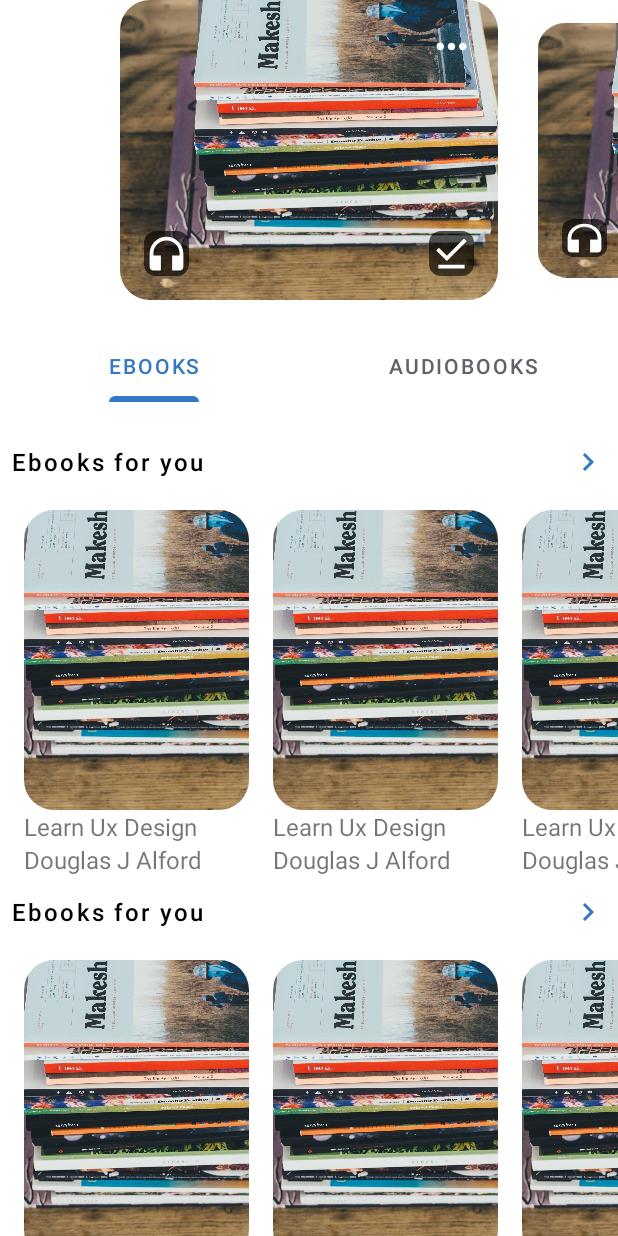
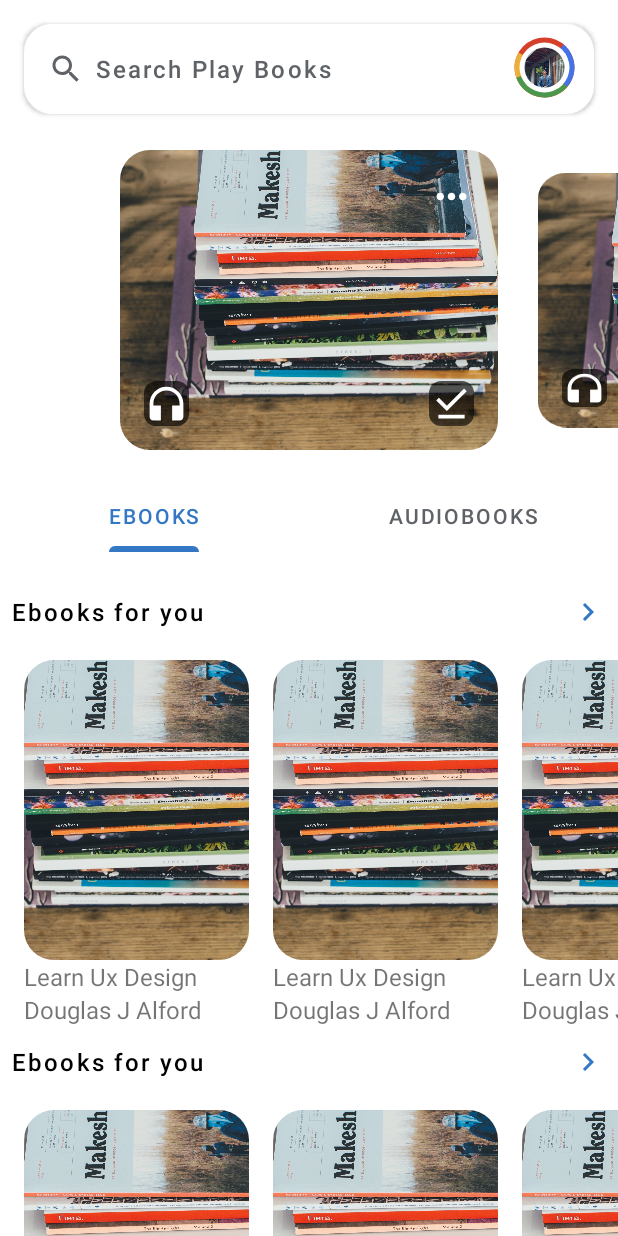
Before and after one commit to ThanHteikAung/the-libary-app, an Android app: the screen it shows after launch (MainActivity), on a phone screen of 412 x 824 dp. Run offline under Robolectric (Android 15) with nearby library versions, the phone set to English and light mode, and no system bars.

Commit message:
Add search bar and create profile cycle by custom view

```diff
--- /dev/null
+++ b/app/src/main/java/com/tha/thelibrary/view/components/CustomViewProfileCircle.kt
@@ -0,0 +1,91 @@
+package com.tha.thelibrary.view.components
+
+import android.content.Context
+import android.graphics.Canvas
+import android.graphics.Color
+import android.graphics.Paint
+import android.graphics.Path
+import android.graphics.RectF
+import android.util.AttributeSet
+import androidx.appcompat.widget.AppCompatImageView
+import androidx.core.content.withStyledAttributes
+import com.tha.thelibrary.R
+
+class CustomViewProfileCircle @JvmOverloads constructor(
+    context: Context, attrs: AttributeSet? = null, defStyleAttr: Int = 0
+) : AppCompatImageView(context, attrs, defStyleAttr) {
+
+    private var size = 0
+    private var radius = 0f
+    private val path = Path()
+    private var profileTopColor = Color.RED
+    private var profileRightColor = Color.BLUE
+    private var profileBottomColor = Color.GREEN
+    private var profileLeftColor = Color.YELLOW
+
+    //Paint object for coloring and styling
+    private val paint = Paint(Paint.ANTI_ALIAS_FLAG).apply {
+        color = Color.GREEN
+        strokeWidth = 5f
+        style = Paint.Style.STROKE
+        isAntiAlias = true
+    }
+
+    init {
+        //take color with customize from xml
+        context.withStyledAttributes(attrs, R.styleable.CustomViewProfileCircle) {
+            profileTopColor = getInt(R.styleable.CustomViewProfileCircle_profile_top_color, 0)
+            profileRightColor = getInt(R.styleable.CustomViewProfileCircle_profile_right_color, 0)
+            profileBottomColor = getInt(R.styleable.CustomViewProfileCircle_profile_bottom_color, 0)
+            profileLeftColor = getInt(R.styleable.CustomViewProfileCircle_profile_left_color, 0)
+        }
+    }
+
+    override fun onDraw(canvas: Canvas?) {
+        drawProfileViewCircle(canvas)
+        super.onDraw(canvas)
+    }
+
+    override fun onMeasure(widthMeasureSpec: Int, heightMeasureSpec: Int) {
+        size = measuredWidth.coerceAtMost(measuredHeight)
+        radius = size * 0.40f
+        super.onMeasure(widthMeasureSpec, heightMeasureSpec)
+    }
+
+    private fun drawProfileViewCircle(canvas: Canvas?) {
+
+        //Draw Profile top color
+        paint.color = profileTopColor
+        canvas?.drawCircle(size / 2f, size / 2f, radius, paint)
+
+        //take four point to drawArc
+        val mRectF = RectF(
+            size / 2f - radius,
+            size / 2f - radius,
+            size / 2f + radius,
+            size / 2f + radius
+        )
+
+        //Draw Profile Right Color
+        paint.color = profileRightColor
+        canvas?.drawArc(mRectF, 310f, 90f, true, paint)
+
+        //Draw Profile Bottom Color
+        paint.color = profileBottomColor
+        canvas?.drawArc(mRectF, 40f, 120f, true, paint)
+
+        //Draw Profile Left Color
+        paint.color = profileLeftColor
+        canvas?.drawArc(mRectF, 160f, 50f, true, paint)
+
+        //Draw Inner Circle
+        paint.color = Color.WHITE
+        paint.style = Paint.Style.FILL
+        canvas?.drawCircle(size / 2f, size / 2f, radius - 5f, paint)
+
+        //Change circle of profile image
+        path.addCircle(size / 2f, size / 2f, radius - 10f, Path.Direction.CCW)
+        canvas?.clipPath(path)
+    }
+
+}
--- /dev/null
+++ b/app/src/main/java/com/tha/thelibrary/view/viewpods/SearchBarViewPod.kt
@@ -0,0 +1,10 @@
+package com.tha.thelibrary.view.viewpods
+
+import android.content.Context
+import android.util.AttributeSet
+import android.widget.RelativeLayout
+
+class SearchBarViewPod @JvmOverloads constructor(
+    context: Context, attrs: AttributeSet? = null
+) : RelativeLayout(context, attrs) {
+}
--- /dev/null
+++ b/app/src/main/res/drawable/background_search_bar.xml
@@ -0,0 +1,14 @@
+<?xml version="1.0" encoding="utf-8"?>
+<layer-list xmlns:android="http://schemas.android.com/apk/res/android">
+    <item>
+        <shape android:shape="rectangle">
+            <solid android:color="@color/colorPrimary" />
+            <stroke
+                android:width="5dp"
+                android:color="@color/colorPrimary" />
+            <corners android:radius="@dimen/margin_medium_2" />
+        </shape>
+
+    </item>
+
+</layer-list>
--- /dev/null
+++ b/app/src/main/res/drawable/ic_baseline_search_black_24dp.xml
@@ -0,0 +1,5 @@
+<vector android:height="24dp" android:tint="#000000"
+    android:viewportHeight="24" android:viewportWidth="24"
+    android:width="24dp" xmlns:android="http://schemas.android.com/apk/res/android">
+    <path android:fillColor="@android:color/white" android:pathData="M15.5,14h-0.79l-0.28,-0.27C15.41,12.59 16,11.11 16,9.5 16,5.91 13.09,3 9.5,3S3,5.91 3,9.5 5.91,16 9.5,16c1.61,0 3.09,-0.59 4.23,-1.57l0.27,0.28v0.79l5,4.99L20.49,19l-4.99,-5zM9.5,14C7.01,14 5,11.99 5,9.5S7.01,5 9.5,5 14,7.01 14,9.5 11.99,14 9.5,14z"/>
+</vector>
--- a/app/src/main/res/layout/activity_main.xml
+++ b/app/src/main/res/layout/activity_main.xml
@@ -1,10 +1,28 @@
 <?xml version="1.0" encoding="utf-8"?>
-<RelativeLayout xmlns:android="http://schemas.android.com/apk/res/android"
+<androidx.coordinatorlayout.widget.CoordinatorLayout xmlns:android="http://schemas.android.com/apk/res/android"
     xmlns:app="http://schemas.android.com/apk/res-auto"
     xmlns:tools="http://schemas.android.com/tools"
     android:layout_width="match_parent"
     android:layout_height="match_parent"
     tools:context=".MainActivity">
+
+    <include
+        layout="@layout/view_pod_search_bar"
+        android:layout_width="match_parent"
+        android:layout_height="match_parent"
+        android:layout_marginBottom="@dimen/margin_large" />
+
+    <com.google.android.material.appbar.AppBarLayout
+        android:layout_width="match_parent"
+        android:layout_height="100dp"
+        android:background="@android:color/transparent"
+        app:elevation="0dp" />
+
+    <RelativeLayout
+        android:layout_width="match_parent"
+        android:layout_height="match_parent"
+        android:orientation="vertical"
+        app:layout_behavior="com.google.android.material.appbar.AppBarLayout$ScrollingViewBehavior">
 
         <androidx.viewpager2.widget.ViewPager2
             android:id="@+id/vpCarousel"
@@ -34,3 +52,5 @@
             android:layout_marginTop="@dimen/margin_medium_2" />
 
     </RelativeLayout>
+
+</androidx.coordinatorlayout.widget.CoordinatorLayout>
--- /dev/null
+++ b/app/src/main/res/layout/view_pod_search_bar.xml
@@ -0,0 +1,39 @@
+<?xml version="1.0" encoding="utf-8"?>
+<com.tha.thelibrary.view.viewpods.SearchBarViewPod xmlns:android="http://schemas.android.com/apk/res/android"
+    xmlns:app="http://schemas.android.com/apk/res-auto"
+    android:layout_width="wrap_content"
+    android:layout_height="match_parent">
+
+    <com.google.android.material.button.MaterialButton
+        android:id="@+id/searchBar"
+        android:layout_width="match_parent"
+        android:layout_height="@dimen/search_height_medium"
+        android:layout_marginLeft="@dimen/margin_medium_2"
+        android:layout_marginTop="@dimen/margin_medium_2"
+        android:layout_marginRight="@dimen/margin_medium_2"
+        android:background="@drawable/background_search_bar"
+        android:text="@string/txt_search"
+        android:textAlignment="textStart"
+        android:textAllCaps="false"
+        android:textColor="@color/colorPrimary"
+        android:textSize="@dimen/text_regular_2x"
+        app:icon="@drawable/ic_baseline_search_black_24dp"
+        app:iconGravity="start"
+        app:iconTint="@color/colorPrimary"/>
+
+    <com.tha.thelibrary.view.components.CustomViewProfileCircle
+        android:layout_width="50dp"
+        android:layout_height="50dp"
+        android:layout_alignTop="@id/searchBar"
+        android:layout_alignEnd="@id/searchBar"
+        android:layout_marginTop="@dimen/margin_small"
+        android:layout_marginRight="@dimen/margin_medium"
+        android:elevation="3dp"
+        android:scaleType="centerCrop"
+        android:src="@drawable/profile_img"
+        app:profile_bottom_color="@color/profile_bottom_color"
+        app:profile_left_color="@color/profile_left_color"
+        app:profile_right_color="@color/profile_right_color"
+        app:profile_top_color="@color/profile_top_color" />
+
+</com.tha.thelibrary.view.viewpods.SearchBarViewPod>
--- /dev/null
+++ b/app/src/main/res/values/attrs.xml
@@ -0,0 +1,9 @@
+<?xml version="1.0" encoding="utf-8"?>
+<resources>
+    <declare-styleable name="CustomViewProfileCircle">
+        <attr name="profile_top_color" format="color"/>
+        <attr name="profile_right_color" format="color"/>
+        <attr name="profile_bottom_color" format="color"/>
+        <attr name="profile_left_color" format="color"/>
+    </declare-styleable>
+</resources>
```
Also changed, not shown: app/src/main/res/drawable/profile_img.png (added). Lines whose indentation alone changed are shown as unchanged.
